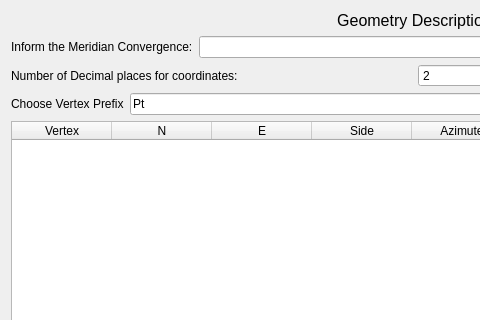
Above: azimuthsAndDistances/ui_azimuthsAndDistances.ui from alanjso/AzimuthDistanceCalculator before the change; both pictures show x 0 to 480 and y 0 to 320 of the 829 by 453 pixel window. Below: the same form after it.
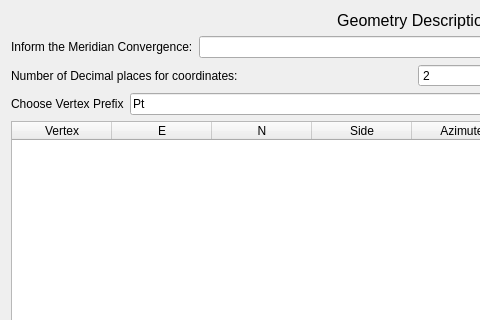
That is the form after the change.

Commit message: Revertendo posicoes N e E

Diff of the .ui file:
```diff
--- a/azimuthsAndDistances/ui_azimuthsAndDistances.ui
+++ b/azimuthsAndDistances/ui_azimuthsAndDistances.ui
@@ -106,12 +106,12 @@
      </column>
      <column>
       <property name="text">
-       <string>N</string>
+       <string>E</string>
       </property>
      </column>
      <column>
       <property name="text">
-       <string>E</string>
+       <string>N</string>
       </property>
      </column>
      <column>
```
The commit also changes 2 other files.
